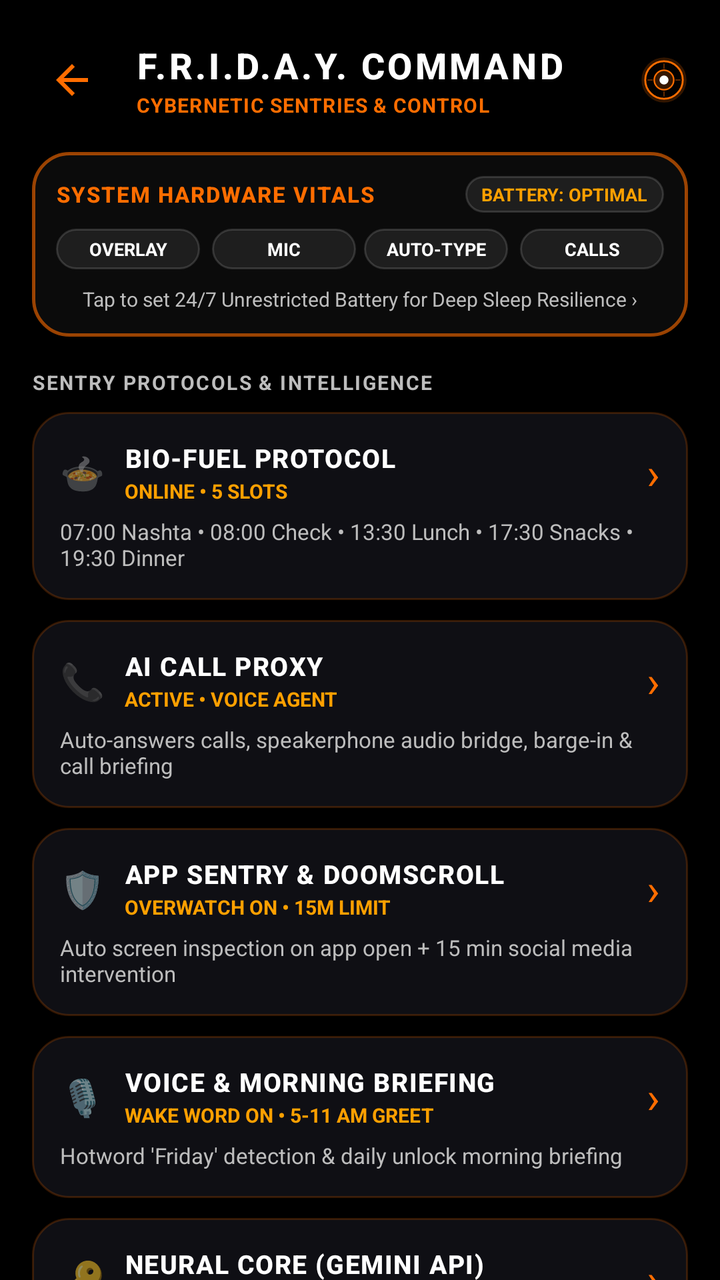
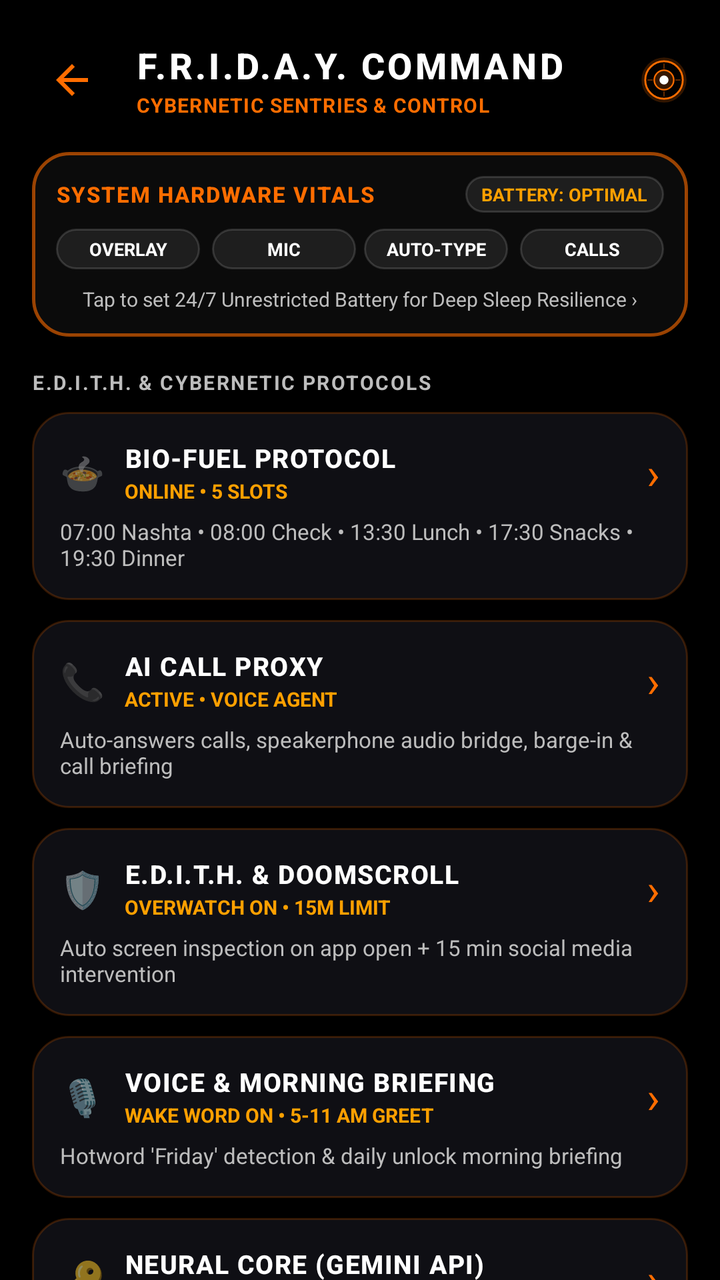

Screens rendered from an Android XML layout before and after an edit, with the pre-edit source and the edit as a unified diff.
<!-- AndroidManifest.xml: activity theme Theme.Friday -->
<!-- res/layout/activity_settings.xml -->
<?xml version="1.0" encoding="utf-8"?>
<ScrollView xmlns:android="http://schemas.android.com/apk/res/android"
    xmlns:app="http://schemas.android.com/apk/res-auto"
    android:layout_width="match_parent"
    android:layout_height="match_parent"
    android:background="@color/stark_bg_dark"
    android:fillViewport="true">

    <LinearLayout
        android:layout_width="match_parent"
        android:layout_height="wrap_content"
        android:orientation="vertical"
        android:paddingHorizontal="16dp"
        android:paddingTop="20dp"
        android:paddingBottom="24dp">

        
        <LinearLayout
            android:layout_width="match_parent"
            android:layout_height="wrap_content"
            android:gravity="center_vertical"
            android:orientation="horizontal">

            <ImageButton
                android:id="@+id/btnBack"
                android:layout_width="40dp"
                android:layout_height="40dp"
                android:background="@drawable/bg_icon_button_ripple"
                android:contentDescription="Back"
                android:padding="8dp"
                android:src="@drawable/ic_back_arrow" />

            <LinearLayout
                android:layout_width="0dp"
                android:layout_height="wrap_content"
                android:layout_marginStart="12dp"
                android:layout_weight="1"
                android:orientation="vertical">

                <TextView
                    android:layout_width="wrap_content"
                    android:layout_height="wrap_content"
                    android:fontFamily="sans-serif-medium"
                    android:letterSpacing="0.08"
                    android:text="F.R.I.D.A.Y. COMMAND"
                    android:textColor="@color/stark_text_white"
                    android:textSize="18sp"
                    android:textStyle="bold" />

                <TextView
                    android:layout_width="wrap_content"
                    android:layout_height="wrap_content"
                    android:layout_marginTop="1dp"
                    android:letterSpacing="0.04"
                    android:text="CYBERNETIC SENTRIES &amp; CONTROL"
                    android:textColor="@color/stark_cyan"
                    android:textSize="10sp"
                    android:textStyle="bold" />
            </LinearLayout>

            
            <ImageView
                android:layout_width="24dp"
                android:layout_height="24dp"
                android:contentDescription="Arc Status"
                android:src="@drawable/ic_friday_bubble" />
        </LinearLayout>

        
        <LinearLayout
            android:id="@+id/cardStatus"
            android:layout_width="match_parent"
            android:layout_height="wrap_content"
            android:layout_marginTop="16dp"
            android:background="@drawable/bg_hud_card"
            android:orientation="vertical"
            android:padding="12dp">

            <LinearLayout
                android:layout_width="match_parent"
                android:layout_height="wrap_content"
                android:gravity="center_vertical"
                android:orientation="horizontal">

                <TextView
                    android:layout_width="0dp"
                    android:layout_height="wrap_content"
                    android:layout_weight="1"
                    android:fontFamily="sans-serif-medium"
                    android:letterSpacing="0.06"
                    android:text="SYSTEM HARDWARE VITALS"
                    android:textColor="@color/stark_cyan"
                    android:textSize="11sp"
                    android:textStyle="bold" />

                <TextView
                    android:id="@+id/tvBatteryOptimizationStatus"
                    android:layout_width="wrap_content"
                    android:layout_height="wrap_content"
                    android:background="@drawable/bg_status_pill"
                    android:paddingHorizontal="8dp"
                    android:paddingVertical="3dp"
                    android:text="BATTERY: OPTIMAL"
                    android:textColor="@color/stark_gold"
                    android:textSize="9sp"
                    android:textStyle="bold" />
            </LinearLayout>

            
            <LinearLayout
                android:layout_width="match_parent"
                android:layout_height="wrap_content"
                android:layout_marginTop="8dp"
                android:orientation="horizontal">

                <TextView
                    android:id="@+id/tvOverlayPermissionStatus"
                    android:layout_width="0dp"
                    android:layout_height="wrap_content"
                    android:layout_weight="1"
                    android:background="@drawable/bg_status_pill"
                    android:gravity="center"
                    android:paddingVertical="4dp"
                    android:layout_marginEnd="4dp"
                    android:text="OVERLAY"
                    android:textColor="@color/stark_text_white"
                    android:textSize="9sp"
                    android:textStyle="bold" />

                <TextView
                    android:id="@+id/tvMicPermissionStatus"
                    android:layout_width="0dp"
                    android:layout_height="wrap_content"
                    android:layout_weight="1"
                    android:background="@drawable/bg_status_pill"
                    android:gravity="center"
                    android:paddingVertical="4dp"
                    android:layout_marginHorizontal="2dp"
                    android:text="MIC"
                    android:textColor="@color/stark_text_white"
                    android:textSize="9sp"
                    android:textStyle="bold" />

                <TextView
                    android:id="@+id/tvAccessibilityPermissionStatus"
                    android:layout_width="0dp"
                    android:layout_height="wrap_content"
                    android:layout_weight="1"
                    android:background="@drawable/bg_status_pill"
                    android:gravity="center"
                    android:paddingVertical="4dp"
                    android:layout_marginHorizontal="2dp"
                    android:text="AUTO-TYPE"
                    android:textColor="@color/stark_text_white"
                    android:textSize="9sp"
                    android:textStyle="bold" />

                <TextView
                    android:id="@+id/tvTelephonyPermissionStatus"
                    android:layout_width="0dp"
                    android:layout_height="wrap_content"
                    android:layout_weight="1"
                    android:background="@drawable/bg_status_pill"
                    android:gravity="center"
                    android:paddingVertical="4dp"
                    android:layout_marginStart="4dp"
                    android:text="CALLS"
                    android:textColor="@color/stark_text_white"
                    android:textSize="9sp"
                    android:textStyle="bold" />
            </LinearLayout>

            <TextView
                android:id="@+id/btnDisableBatteryRestrictions"
                android:layout_width="match_parent"
                android:layout_height="wrap_content"
                android:layout_marginTop="8dp"
                android:background="?attr/selectableItemBackground"
                android:gravity="center"
                android:text="Tap to set 24/7 Unrestricted Battery for Deep Sleep Resilience ›"
                android:textColor="@color/stark_text_dim"
                android:textSize="10sp" />
        </LinearLayout>

        
        <TextView
            android:layout_width="wrap_content"
            android:layout_height="wrap_content"
            android:layout_marginTop="16dp"
            android:layout_marginBottom="8dp"
            android:letterSpacing="0.08"
            android:text="SENTRY PROTOCOLS &amp; INTELLIGENCE"
            android:textColor="@color/stark_text_dim"
            android:textSize="10sp"
            android:textStyle="bold" />

        

        
        <LinearLayout
            android:id="@+id/tileBioFuel"
            android:layout_width="match_parent"
            android:layout_height="wrap_content"
            android:layout_marginBottom="10dp"
            android:background="@drawable/bg_bento_card_ripple"
            android:clickable="true"
            android:focusable="true"
            android:orientation="vertical">

            <LinearLayout
                android:layout_width="match_parent"
                android:layout_height="wrap_content"
                android:gravity="center_vertical"
                android:orientation="horizontal">

                <TextView
                    android:layout_width="wrap_content"
                    android:layout_height="wrap_content"
                    android:text="🍲"
                    android:textSize="18sp" />

                <LinearLayout
                    android:layout_width="0dp"
                    android:layout_height="wrap_content"
                    android:layout_marginStart="10dp"
                    android:layout_weight="1"
                    android:orientation="vertical">

                    <TextView
                        android:layout_width="wrap_content"
                        android:layout_height="wrap_content"
                        android:fontFamily="sans-serif-medium"
                        android:letterSpacing="0.04"
                        android:text="BIO-FUEL PROTOCOL"
                        android:textColor="@color/stark_text_white"
                        android:textSize="13sp"
                        android:textStyle="bold" />

                    <TextView
                        android:id="@+id/tvTileBioFuelStatus"
                        android:layout_width="wrap_content"
                        android:layout_height="wrap_content"
                        android:layout_marginTop="1dp"
                        android:text="ONLINE • 5 SLOTS"
                        android:textColor="@color/stark_gold"
                        android:textSize="10sp"
                        android:textStyle="bold" />
                </LinearLayout>

                <TextView
                    android:layout_width="wrap_content"
                    android:layout_height="wrap_content"
                    android:text="›"
                    android:textColor="@color/stark_cyan"
                    android:textSize="22sp" />
            </LinearLayout>

            <TextView
                android:id="@+id/tvTileBioFuelSummary"
                android:layout_width="match_parent"
                android:layout_height="wrap_content"
                android:layout_marginTop="6dp"
                android:text="07:00 Nashta • 08:00 Check • 13:30 Lunch • 17:30 Snacks • 19:30 Dinner"
                android:textColor="@color/stark_text_dim"
                android:textSize="11sp" />
        </LinearLayout>

        
        <LinearLayout
            android:id="@+id/tileCallProxy"
            android:layout_width="match_parent"
            android:layout_height="wrap_content"
            android:layout_marginBottom="10dp"
            android:background="@drawable/bg_bento_card_ripple"
            android:clickable="true"
            android:focusable="true"
            android:orientation="vertical">

            <LinearLayout
                android:layout_width="match_parent"
                android:layout_height="wrap_content"
                android:gravity="center_vertical"
                android:orientation="horizontal">

                <TextView
                    android:layout_width="wrap_content"
                    android:layout_height="wrap_content"
                    android:text="📞"
                    android:textSize="18sp" />

                <LinearLayout
                    android:layout_width="0dp"
                    android:layout_height="wrap_content"
                    android:layout_marginStart="10dp"
                    android:layout_weight="1"
                    android:orientation="vertical">

                    <TextView
                        android:layout_width="wrap_content"
                        android:layout_height="wrap_content"
                        android:fontFamily="sans-serif-medium"
                        android:letterSpacing="0.04"
                        android:text="AI CALL PROXY"
                        android:textColor="@color/stark_text_white"
                        android:textSize="13sp"
                        android:textStyle="bold" />

                    <TextView
                        android:id="@+id/tvTileCallProxyStatus"
                        android:layout_width="wrap_content"
                        android:layout_height="wrap_content"
                        android:layout_marginTop="1dp"
                        android:text="ACTIVE • VOICE AGENT"
                        android:textColor="@color/stark_gold"
                        android:textSize="10sp"
                        android:textStyle="bold" />
                </LinearLayout>

                <TextView
                    android:layout_width="wrap_content"
                    android:layout_height="wrap_content"
                    android:text="›"
                    android:textColor="@color/stark_cyan"
                    android:textSize="22sp" />
            </LinearLayout>

            <TextView
                android:id="@+id/tvTileCallProxySummary"
                android:layout_width="match_parent"
                android:layout_height="wrap_content"
                android:layout_marginTop="6dp"
                android:text="Auto-answers calls, speakerphone audio bridge, barge-in &amp; call briefing"
                android:textColor="@color/stark_text_dim"
                android:textSize="11sp" />
        </LinearLayout>

        
        <LinearLayout
            android:id="@+id/tileAppSentry"
            android:layout_width="match_parent"
            android:layout_height="wrap_content"
            android:layout_marginBottom="10dp"
            android:background="@drawable/bg_bento_card_ripple"
            android:clickable="true"
            android:focusable="true"
            android:orientation="vertical">

            <LinearLayout
                android:layout_width="match_parent"
                android:layout_height="wrap_content"
                android:gravity="center_vertical"
                android:orientation="horizontal">

                <TextView
                    android:layout_width="wrap_content"
                    android:layout_height="wrap_content"
                    android:text="🛡️"
                    android:textSize="18sp" />

                <LinearLayout
                    android:layout_width="0dp"
                    android:layout_height="wrap_content"
                    android:layout_marginStart="10dp"
                    android:layout_weight="1"
                    android:orientation="vertical">

                    <TextView
                        android:layout_width="wrap_content"
                        android:layout_height="wrap_content"
                        android:fontFamily="sans-serif-medium"
                        android:letterSpacing="0.04"
                        android:text="APP SENTRY &amp; DOOMSCROLL"
                        android:textColor="@color/stark_text_white"
                        android:textSize="13sp"
                        android:textStyle="bold" />

                    <TextView
                        android:id="@+id/tvTileAppSentryStatus"
                        android:layout_width="wrap_content"
                        android:layout_height="wrap_content"
                        android:layout_marginTop="1dp"
                        android:text="OVERWATCH ON • 15M LIMIT"
                        android:textColor="@color/stark_gold"
                        android:textSize="10sp"
                        android:textStyle="bold" />
                </LinearLayout>

                <TextView
                    android:layout_width="wrap_content"
                    android:layout_height="wrap_content"
                    android:text="›"
                    android:textColor="@color/stark_cyan"
                    android:textSize="22sp" />
            </LinearLayout>

            <TextView
                android:id="@+id/tvTileAppSentrySummary"
                android:layout_width="match_parent"
                android:layout_height="wrap_content"
                android:layout_marginTop="6dp"
                android:text="Auto screen inspection on app open + 15 min social media intervention"
                android:textColor="@color/stark_text_dim"
                android:textSize="11sp" />
        </LinearLayout>

        
        <LinearLayout
            android:id="@+id/tileVoiceMorning"
            android:layout_width="match_parent"
            android:layout_height="wrap_content"
            android:layout_marginBottom="10dp"
            android:background="@drawable/bg_bento_card_ripple"
            android:clickable="true"
            android:focusable="true"
            android:orientation="vertical">

            <LinearLayout
                android:layout_width="match_parent"
                android:layout_height="wrap_content"
                android:gravity="center_vertical"
                android:orientation="horizontal">

                <TextView
                    android:layout_width="wrap_content"
                    android:layout_height="wrap_content"
                    android:text="🎙️"
                    android:textSize="18sp" />

                <LinearLayout
                    android:layout_width="0dp"
                    android:layout_height="wrap_content"
                    android:layout_marginStart="10dp"
                    android:layout_weight="1"
                    android:orientation="vertical">

                    <TextView
                        android:layout_width="wrap_content"
                        android:layout_height="wrap_content"
                        android:fontFamily="sans-serif-medium"
                        android:letterSpacing="0.04"
                        android:text="VOICE &amp; MORNING BRIEFING"
                        android:textColor="@color/stark_text_white"
                        android:textSize="13sp"
                        android:textStyle="bold" />

                    <TextView
                        android:id="@+id/tvTileVoiceMorningStatus"
                        android:layout_width="wrap_content"
                        android:layout_height="wrap_content"
                        android:layout_marginTop="1dp"
                        android:text="WAKE WORD ON • 5-11 AM GREET"
                        android:textColor="@color/stark_gold"
                        android:textSize="10sp"
                        android:textStyle="bold" />
                </LinearLayout>

                <TextView
                    android:layout_width="wrap_content"
                    android:layout_height="wrap_content"
                    android:text="›"
                    android:textColor="@color/stark_cyan"
                    android:textSize="22sp" />
            </LinearLayout>

            <TextView
                android:id="@+id/tvTileVoiceMorningSummary"
                android:layout_width="match_parent"
                android:layout_height="wrap_content"
                android:layout_marginTop="6dp"
                android:text="Hotword 'Friday' detection &amp; daily unlock morning briefing"
                android:textColor="@color/stark_text_dim"
                android:textSize="11sp" />
        </LinearLayout>

        
        <LinearLayout
            android:id="@+id/tileApiKey"
            android:layout_width="match_parent"
            android:layout_height="wrap_content"
            android:layout_marginBottom="10dp"
            android:background="@drawable/bg_bento_card_ripple"
            android:clickable="true"
            android:focusable="true"
            android:orientation="vertical">

            <LinearLayout
                android:layout_width="match_parent"
                android:layout_height="wrap_content"
                android:gravity="center_vertical"
                android:orientation="horizontal">

                <TextView
                    android:layout_width="wrap_content"
                    android:layout_height="wrap_content"
                    android:text="🔑"
                    android:textSize="18sp" />

                <LinearLayout
                    android:layout_width="0dp"
                    android:layout_height="wrap_content"
                    android:layout_marginStart="10dp"
                    android:layout_weight="1"
                    android:orientation="vertical">

                    <TextView
                        android:layout_width="wrap_content"
                        android:layout_height="wrap_content"
                        android:fontFamily="sans-serif-medium"
                        android:letterSpacing="0.04"
                        android:text="NEURAL CORE (GEMINI API)"
                        android:textColor="@color/stark_text_white"
                        android:textSize="13sp"
                        android:textStyle="bold" />

                    <TextView
                        android:id="@+id/tvTileApiKeyStatus"
                        android:layout_width="wrap_content"
                        android:layout_height="wrap_content"
                        android:layout_marginTop="1dp"
                        android:text="CONFIGURED"
                        android:textColor="@color/stark_gold"
                        android:textSize="10sp"
                        android:textStyle="bold" />
                </LinearLayout>

                <TextView
                    android:layout_width="wrap_content"
                    android:layout_height="wrap_content"
                    android:text="›"
                    android:textColor="@color/stark_cyan"
                    android:textSize="22sp" />
            </LinearLayout>

            <TextView
                android:id="@+id/tvTileApiKeySummary"
                android:layout_width="match_parent"
                android:layout_height="wrap_content"
                android:layout_marginTop="6dp"
                android:text="Powers vision, multi-turn reasoning, and high-speed call proxying"
                android:textColor="@color/stark_text_dim"
                android:textSize="11sp" />
        </LinearLayout>

        
        <LinearLayout
            android:id="@+id/tilePersonalContext"
            android:layout_width="match_parent"
            android:layout_height="wrap_content"
            android:layout_marginBottom="16dp"
            android:background="@drawable/bg_bento_card_ripple"
            android:clickable="true"
            android:focusable="true"
            android:orientation="vertical">

            <LinearLayout
                android:layout_width="match_parent"
                android:layout_height="wrap_content"
                android:gravity="center_vertical"
                android:orientation="horizontal">

                <TextView
                    android:layout_width="wrap_content"
                    android:layout_height="wrap_content"
                    android:text="🧠"
                    android:textSize="18sp" />

                <LinearLayout
                    android:layout_width="0dp"
                    android:layout_height="wrap_content"
                    android:layout_marginStart="10dp"
                    android:layout_weight="1"
                    android:orientation="vertical">

                    <TextView
                        android:layout_width="wrap_content"
                        android:layout_height="wrap_content"
                        android:fontFamily="sans-serif-medium"
                        android:letterSpacing="0.04"
                        android:text="PERSONAL PROFILE CONTEXT"
                        android:textColor="@color/stark_text_white"
                        android:textSize="13sp"
                        android:textStyle="bold" />

                    <TextView
                        android:id="@+id/tvTileContextStatus"
                        android:layout_width="wrap_content"
                        android:layout_height="wrap_content"
                        android:layout_marginTop="1dp"
                        android:text="LOCKED IN SECURE STORAGE"
                        android:textColor="@color/stark_gold"
                        android:textSize="10sp"
                        android:textStyle="bold" />
                </LinearLayout>

                <TextView
                    android:layout_width="wrap_content"
                    android:layout_height="wrap_content"
                    android:text="›"
                    android:textColor="@color/stark_cyan"
                    android:textSize="22sp" />
            </LinearLayout>

            <TextView
                android:id="@+id/tvTileContextSummary"
                android:layout_width="match_parent"
                android:layout_height="wrap_content"
                android:layout_marginTop="6dp"
                android:text="Custom role, daily goals, sarcastic tone rules &amp; behavioral guidelines"
                android:textColor="@color/stark_text_dim"
                android:textSize="11sp" />
        </LinearLayout>

    </LinearLayout>
</ScrollView>
<!-- resources referenced by this layout -->
<resources>
  <color name="stark_bg_dark">#000000</color>
  <color name="stark_cyan">#FF6D00</color>
  <color name="stark_gold">#FFA000</color>
  <color name="stark_text_dim">#BDBDBD</color>
  <color name="stark_text_white">#FFFFFF</color>
  <!-- drawable bg_bento_card_ripple (drawable) -->
  <?xml version="1.0" encoding="utf-8"?>
  <ripple xmlns:android="http://schemas.android.com/apk/res/android"
      android:color="#33FF6D00">
      <item>
          <shape android:shape="rectangle">
              <corners android:radius="18dp" />
              <solid android:color="#F2101016" />
              <stroke
                  android:width="1dp"
                  android:color="#33FF6D00" />
              <padding
                  android:bottom="14dp"
                  android:left="14dp"
                  android:right="14dp"
                  android:top="14dp" />
          </shape>
      </item>
  </ripple>
  <!-- drawable bg_hud_card (drawable) -->
  <?xml version="1.0" encoding="utf-8"?>
  <shape xmlns:android="http://schemas.android.com/apk/res/android"
      android:shape="rectangle">
      <corners android:radius="18dp" />
      <solid android:color="#F50C0C0C" />
      <stroke
          android:width="1.5dp"
          android:color="#99FF6D00" />
      <padding
          android:bottom="14dp"
          android:left="16dp"
          android:right="16dp"
          android:top="14dp" />
  </shape>
  <!-- drawable bg_icon_button_ripple (drawable) -->
  <?xml version="1.0" encoding="utf-8"?>
  <ripple xmlns:android="http://schemas.android.com/apk/res/android"
      android:color="#40FF6D00">
      <item>
          <shape android:shape="oval">
              <solid android:color="@android:color/transparent" />
          </shape>
      </item>
  </ripple>
  <!-- drawable bg_status_pill (drawable) -->
  <?xml version="1.0" encoding="utf-8"?>
  <shape xmlns:android="http://schemas.android.com/apk/res/android"
      android:shape="rectangle">
      <corners android:radius="20dp" />
      <solid android:color="#14FFFFFF" />
      <stroke
          android:width="1dp"
          android:color="#24FFFFFF" />
      <padding
          android:left="10dp"
          android:top="5dp"
          android:right="10dp"
          android:bottom="5dp" />
  </shape>
  <!-- drawable ic_back_arrow (drawable) -->
  <vector xmlns:android="http://schemas.android.com/apk/res/android"
      android:width="24dp"
      android:height="24dp"
      android:viewportWidth="24"
      android:viewportHeight="24">
      <path
          android:fillColor="#FF6D00"
          android:pathData="M20,11H7.83l5.59,-5.59L12,4l-8,8 8,8 1.41,-1.41L7.83,13H20v-2z"/>
  </vector>
  <style name="Theme.Friday" parent="Theme.MaterialComponents.DayNight.NoActionBar">
          <item name="colorPrimary">@color/stark_cyan</item>
          <item name="colorPrimaryVariant">@color/stark_cyan_dark</item>
          <item name="colorOnPrimary">@color/stark_bg_dark</item>
          <item name="android:statusBarColor">@color/stark_bg_dark</item>
          <item name="android:windowBackground">@color/stark_bg_dark</item>
      </style>
  <color name="stark_cyan_dark">#E65100</color>
  <!-- unchanged entries left out for length: 1 -->
</resources>

<!-- the commit's change to res/layout/activity_settings.xml (unified diff, before → after) -->
@@ -189,7 +189,7 @@
             android:layout_marginTop="16dp"
             android:layout_marginBottom="8dp"
             android:letterSpacing="0.08"
-            android:text="SENTRY PROTOCOLS &amp; INTELLIGENCE"
+            android:text="E.D.I.T.H. &amp; CYBERNETIC PROTOCOLS"
             android:textColor="@color/stark_text_dim"
             android:textSize="10sp"
             android:textStyle="bold" />
@@ -369,7 +369,7 @@
                         android:layout_height="wrap_content"
                         android:fontFamily="sans-serif-medium"
                         android:letterSpacing="0.04"
-                        android:text="APP SENTRY &amp; DOOMSCROLL"
+                        android:text="E.D.I.T.H. &amp; DOOMSCROLL"
                         android:textColor="@color/stark_text_white"
                         android:textSize="13sp"
                         android:textStyle="bold" />
